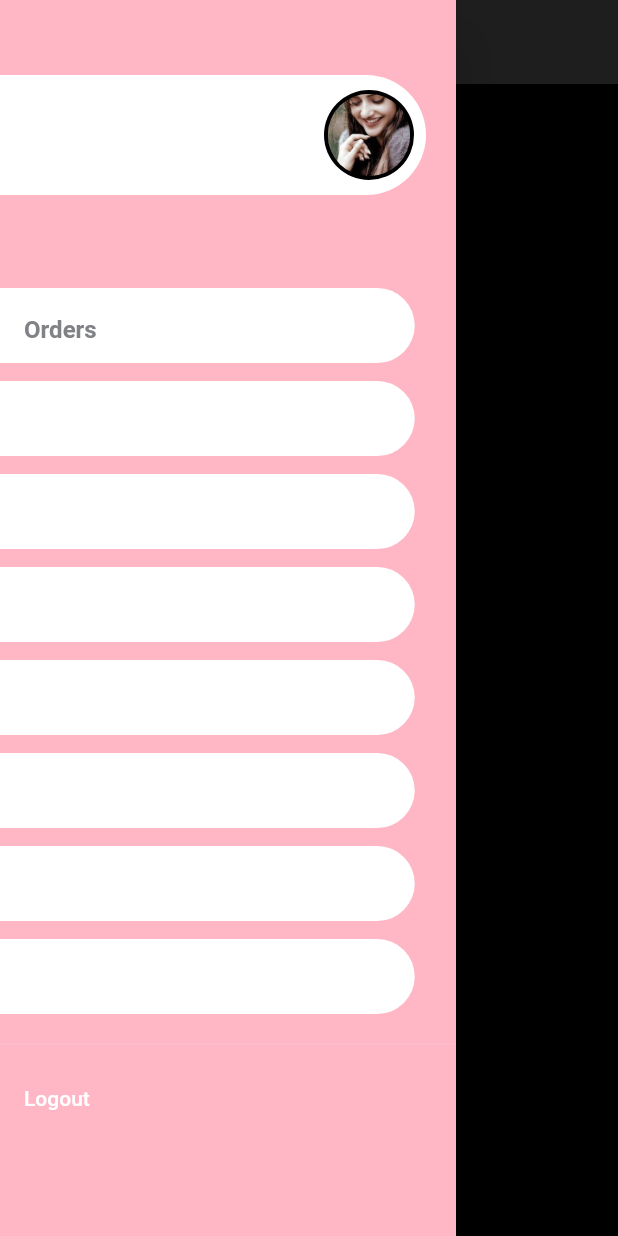
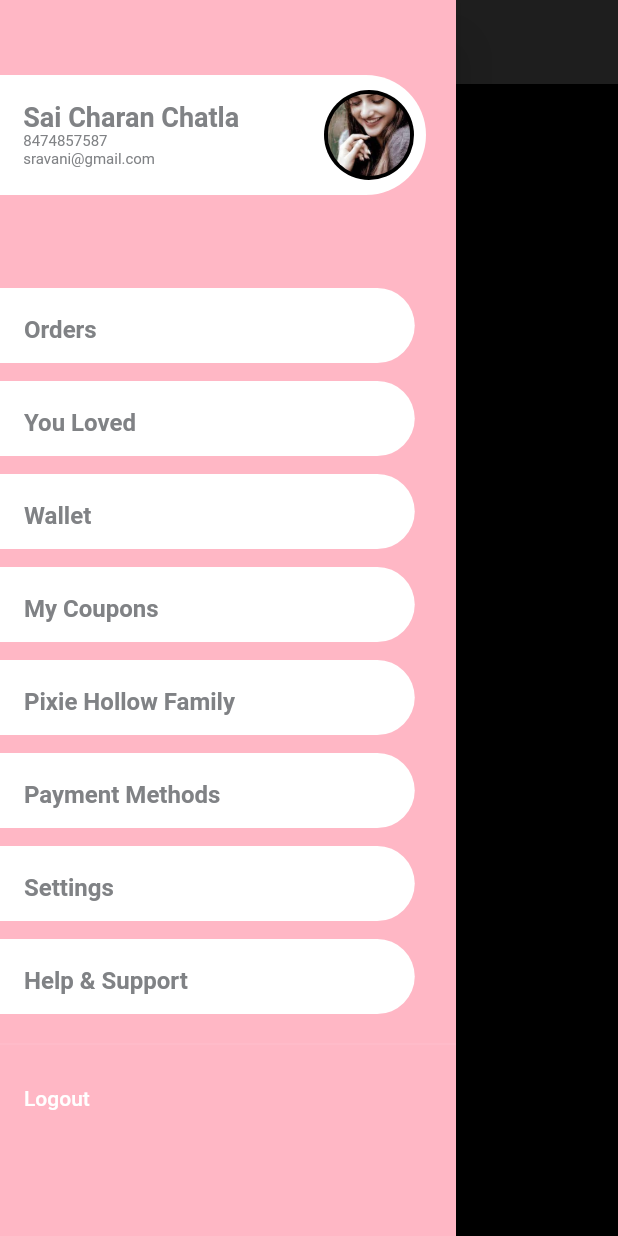
Before and after one commit to Saaiiikrishna/pixie_hollow, a Flutter app: the CouponsView screen opened by its route, with the side drawer open, on a phone screen of 412 x 824 dp. Run offline on Flutter 3.47's test engine with Material 2 defaults, Android fonts, the phone set to English and light mode, and no system bars; our stand-ins replace auth_buttons, cloud_firestore, firebase_core, freezed_annotation, logger, stacked and 2 more; missing offline and left inert: stacked_firebase_auth; accounts and stored records are empty.

Commit message:
nee istam ra

```diff
--- a/lib/utils/widgets/label.dart
+++ b/lib/utils/widgets/label.dart
@@ -19,8 +19,7 @@ class Label extends StatelessWidget {
               borderRadius: BorderRadius.only(
                   topRight: Radius.circular(radius!),
                   bottomRight: Radius.circular(radius!))),
-        child: child,
-      ),
+          child: child),
     );
   }
 }
--- a/lib/utils/widgets/navbar.dart
+++ b/lib/utils/widgets/navbar.dart
@@ -70,6 +70,12 @@ class Navbar extends StatelessWidget {
                                   style: TextStyle(
                                     fontWeight: FontWeight.bold,
                                     fontSize: 18,
+                                    color: Color.fromRGBO(
+                                      128,
+                                      130,
+                                      133,
+                                      1,
+                                    ),
                                   ),
                                 ),
                               ),
@@ -79,6 +85,12 @@ class Navbar extends StatelessWidget {
                                   '8474857587',
                                   style: TextStyle(
                                     fontSize: 10,
+                                    color: Color.fromRGBO(
+                                      128,
+                                      130,
+                                      133,
+                                      1,
+                                    ),
                                   ),
                                 ),
                               ),
@@ -88,6 +100,12 @@ class Navbar extends StatelessWidget {
                                   'sravani@gmail.com',
                                   style: TextStyle(
                                     fontSize: 10,
+                                    color: Color.fromRGBO(
+                                      128,
+                                      130,
+                                      133,
+                                      1,
+                                    ),
                                   ),
                                 ),
                               ),
@@ -155,7 +173,18 @@ class Navbar extends StatelessWidget {
               padding: 27.5,
               radius: 25,
               child: ListTile(
-                title: const Text('You Loved'),
+                title: const Text(
+                  'You Loved',
+                  style: TextStyle(
+                      color: Color.fromRGBO(
+                        128,
+                        130,
+                        133,
+                        1,
+                      ),
+                      fontSize: 16,
+                      fontWeight: FontWeight.bold),
+                ),
                 onTap: () {
                   _navigationService.navigateToYouLovedView();
                 },
@@ -166,7 +195,18 @@ class Navbar extends StatelessWidget {
               padding: 27.5,
               radius: 25,
               child: ListTile(
-                title: const Text('Wallet'),
+                title: const Text(
+                  'Wallet',
+                  style: TextStyle(
+                      color: Color.fromRGBO(
+                        128,
+                        130,
+                        133,
+                        1,
+                      ),
+                      fontSize: 16,
+                      fontWeight: FontWeight.bold),
+                ),
                 onTap: () {
                   _navigationService.navigateToWalletView();
                 },
@@ -177,7 +217,18 @@ class Navbar extends StatelessWidget {
               padding: 27.5,
               radius: 25,
               child: ListTile(
-                title: const Text('My Coupons'),
+                title: const Text(
+                  'My Coupons',
+                  style: TextStyle(
+                      color: Color.fromRGBO(
+                        128,
+                        130,
+                        133,
+                        1,
+                      ),
+                      fontSize: 16,
+                      fontWeight: FontWeight.bold),
+                ),
                 onTap: () {
                   _navigationService.navigateToCouponsView();
                 },
@@ -188,7 +239,18 @@ class Navbar extends StatelessWidget {
               padding: 27.5,
               radius: 25,
               child: ListTile(
-                title: const Text('Pixie Hollow Family'),
+                title: const Text(
+                  'Pixie Hollow Family',
+                  style: TextStyle(
+                      color: Color.fromRGBO(
+                        128,
+                        130,
+                        133,
+                        1,
+                      ),
+                      fontSize: 16,
+                      fontWeight: FontWeight.bold),
+                ),
                 onTap: () {
                   _navigationService.navigateToFamilyView();
                 },
@@ -199,7 +261,18 @@ class Navbar extends StatelessWidget {
               padding: 27.5,
               radius: 25,
               child: ListTile(
-                title: const Text('Payment Methods'),
+                title: const Text(
+                  'Payment Methods',
+                  style: TextStyle(
+                      color: Color.fromRGBO(
+                        128,
+                        130,
+                        133,
+                        1,
+                      ),
+                      fontSize: 16,
+                      fontWeight: FontWeight.bold),
+                ),
                 onTap: () {
                   _navigationService.navigateToPaymentsView();
                 },
@@ -210,7 +283,18 @@ class Navbar extends StatelessWidget {
               padding: 27.5,
               radius: 25,
               child: ListTile(
-                title: const Text('Settings'),
+                title: const Text(
+                  'Settings',
+                  style: TextStyle(
+                      color: Color.fromRGBO(
+                        128,
+                        130,
+                        133,
+                        1,
+                      ),
+                      fontSize: 16,
+                      fontWeight: FontWeight.bold),
+                ),
                 onTap: () {
                   _navigationService.navigateToSettingsView();
                 },
@@ -221,7 +305,18 @@ class Navbar extends StatelessWidget {
               padding: 27.5,
               radius: 25,
               child: ListTile(
-                title: const Text('Help & Support'),
+                title: const Text(
+                  'Help & Support',
+                  style: TextStyle(
+                      color: Color.fromRGBO(
+                        128,
+                        130,
+                        133,
+                        1,
+                      ),
+                      fontSize: 16,
+                      fontWeight: FontWeight.bold),
+                ),
                 onTap: () {
                   _navigationService.navigateToSupportView();
                 },
@@ -231,7 +326,7 @@ class Navbar extends StatelessWidget {
             ListTile(
               title: const Text('Logout'),
               onTap: () {
-                _navigationService.navigateToAuthView();
+                _navigationService.navigateToHomeView();
               },
             ),
           ],
```
Lines whose indentation alone changed are shown as unchanged.
